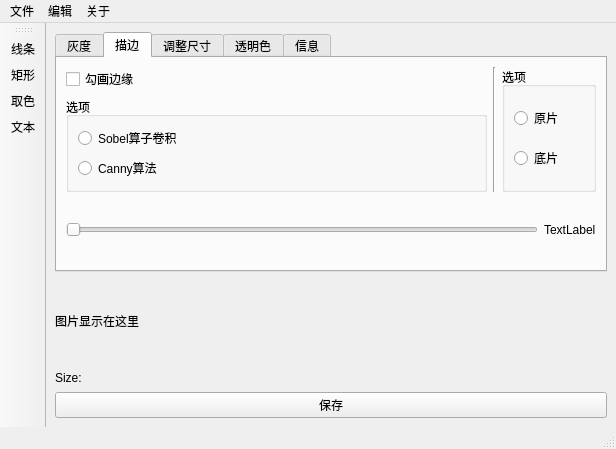
Old version of the form ui/MainWindow.ui in the repository NumbNutN/aUnfinishedImageEditTool.
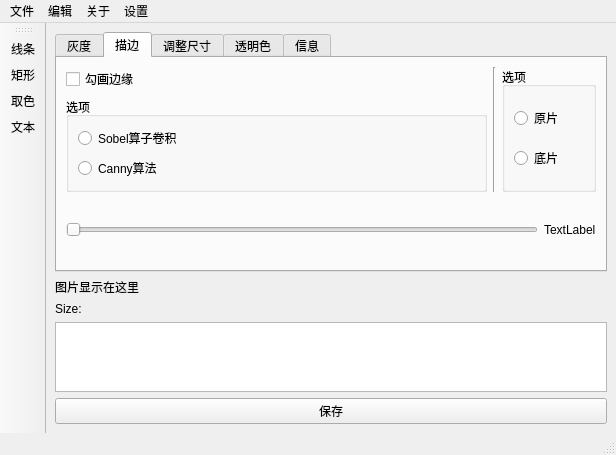
New version of the form.

Patch:
```diff
--- a/ui/MainWindow.ui
+++ b/ui/MainWindow.ui
@@ -7,7 +7,7 @@
     <x>0</x>
     <y>0</y>
     <width>616</width>
-    <height>449</height>
+    <height>443</height>
    </rect>
   </property>
   <property name="windowTitle">
@@ -16,7 +16,7 @@
   <widget class="QWidget" name="centralwidget">
    <layout class="QVBoxLayout" name="verticalLayout_12">
     <item>
-     <layout class="QVBoxLayout" name="verticalLayout_9" stretch="0,5,1,1">
+     <layout class="QVBoxLayout" name="verticalLayout_9" stretch="0,5,1,0,1">
       <item>
        <widget class="QTabWidget" name="tabWidgetFunction">
         <property name="sizePolicy">
@@ -739,6 +739,9 @@
         </property>
        </widget>
       </item>
+      <item>
+       <widget class="QTextBrowser" name="textBrowserLog"/>
+      </item>
       <item>
        <widget class="QPushButton" name="saveImg">
         <property name="text">
@@ -780,9 +783,16 @@
      <string>关于</string>
     </property>
    </widget>
+   <widget class="QMenu" name="menu">
+    <property name="title">
+     <string>设置</string>
+    </property>
+    <addaction name="actionSuffix"/>
+   </widget>
    <addaction name="fileSetting"/>
    <addaction name="menu_2"/>
    <addaction name="menu_3"/>
+   <addaction name="menu"/>
   </widget>
   <widget class="QStatusBar" name="statusbar"/>
   <widget class="QToolBar" name="toolBar">
```
Left out of the diff: 37 changed lines with no effect on the pictures.
